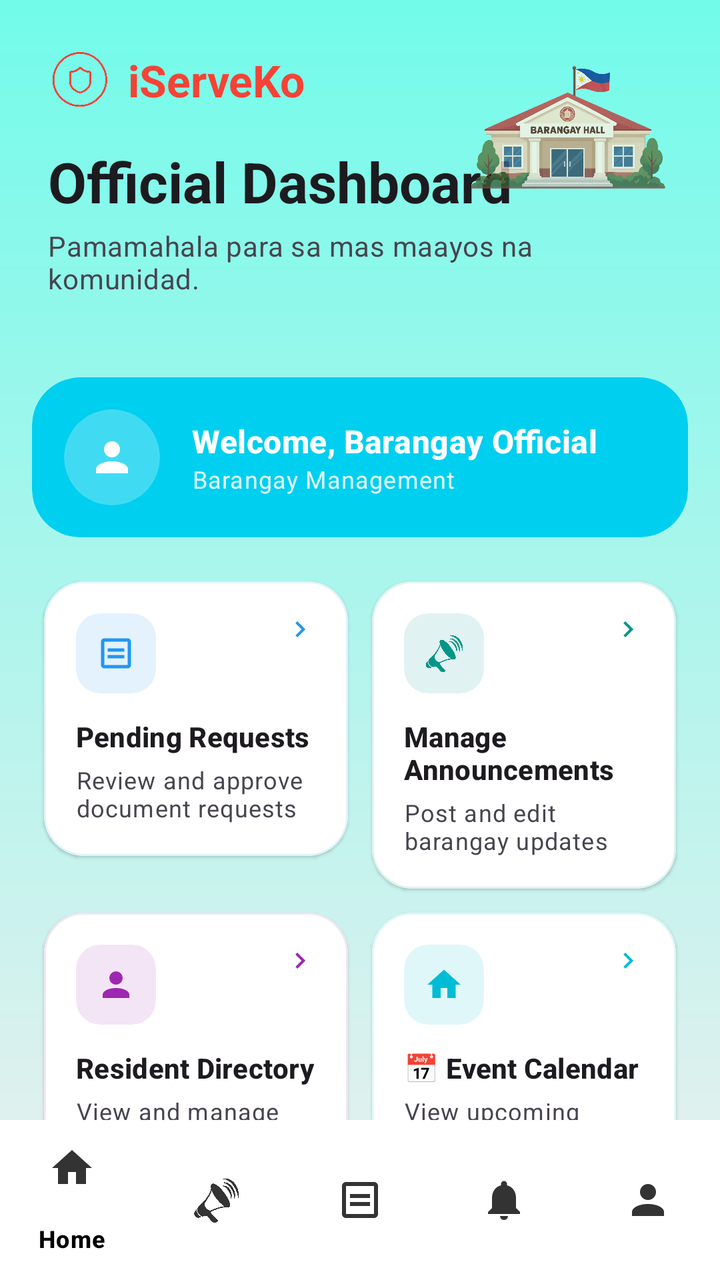
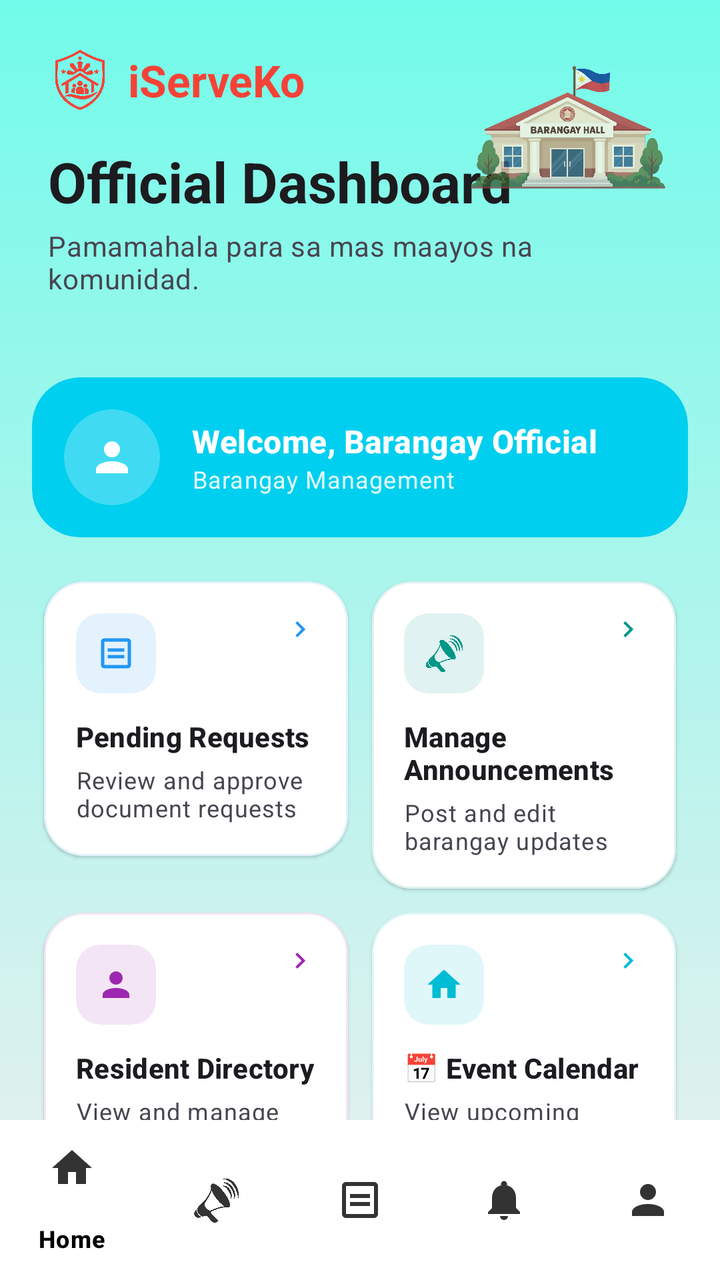

Screens rendered from an Android XML layout before and after an edit, with the pre-edit source and the edit as a unified diff.
<!-- AndroidManifest.xml: application theme Theme.IServeKo -->
<!-- res/layout/activity_official_dashboard.xml -->
<?xml version="1.0" encoding="utf-8"?>
<androidx.coordinatorlayout.widget.CoordinatorLayout xmlns:android="http://schemas.android.com/apk/res/android"
    xmlns:app="http://schemas.android.com/apk/res-auto"
    xmlns:tools="http://schemas.android.com/tools"
    android:id="@+id/main"
    android:layout_width="match_parent"
    android:layout_height="match_parent"
    android:background="@drawable/designbrg"
    tools:context=".OfficialDashboardActivity">

    <com.google.android.material.appbar.AppBarLayout
        android:layout_width="match_parent"
        android:layout_height="wrap_content"
        android:background="@android:color/transparent"
        app:elevation="0dp">

        <RelativeLayout
            android:layout_width="match_parent"
            android:layout_height="wrap_content"
            android:padding="24dp">

            <LinearLayout
                android:layout_width="wrap_content"
                android:layout_height="wrap_content"
                android:layout_alignParentStart="true"
                android:orientation="vertical">

                <LinearLayout
                    android:layout_width="wrap_content"
                    android:layout_height="wrap_content"
                    android:gravity="center_vertical"
                    android:orientation="horizontal">

                    <ImageView
                        android:layout_width="32dp"
                        android:layout_height="32dp"
                        android:src="@drawable/iserveko_logo"
                        app:tint="@color/dash_red"
                        tools:ignore="ContentDescription" />

                    <TextView
                        android:layout_width="wrap_content"
                        android:layout_height="wrap_content"
                        android:layout_marginStart="8dp"
                        android:text="@string/iserveko"
                        android:textAppearance="@style/TextAppearance.Material3.TitleLarge"
                        android:textColor="@color/dash_red"
                        android:textStyle="bold" />
                </LinearLayout>

                <TextView
                    android:layout_width="wrap_content"
                    android:layout_height="wrap_content"
                    android:layout_marginTop="16dp"
                    android:text="@string/official_dashboard"
                    android:textAppearance="@style/TextAppearance.Material3.HeadlineMedium"
                    android:textColor="@color/onSurface"
                    android:textStyle="bold" />

                <TextView
                    android:layout_width="wrap_content"
                    android:layout_height="wrap_content"
                    android:layout_marginTop="4dp"
                    android:text="@string/official_subtitle"
                    android:textAppearance="@style/TextAppearance.Material3.BodyMedium"
                    android:textColor="@color/onSurfaceVariant" />
            </LinearLayout>

            <ImageView
                android:layout_width="100dp"
                android:layout_height="80dp"
                android:layout_alignParentEnd="true"
                android:layout_marginEnd="2dp"
                android:alpha="0.8"
                android:src="@drawable/barang"
                tools:ignore="ContentDescription" />

        </RelativeLayout>

    </com.google.android.material.appbar.AppBarLayout>

    <androidx.core.widget.NestedScrollView
        android:layout_width="match_parent"
        android:layout_height="match_parent"
        app:layout_behavior="@string/appbar_scrolling_view_behavior">

        <LinearLayout
            android:layout_width="match_parent"
            android:layout_height="wrap_content"
            android:orientation="vertical"
            android:padding="16dp">

            
            <com.google.android.material.card.MaterialCardView


                android:id="@+id/cardWelcome"
                style="?attr/materialCardViewFilledStyle"
                android:layout_width="match_parent"
                android:layout_height="wrap_content"
                android:layout_marginBottom="16dp"
                app:cardBackgroundColor="#00CFEF"
                app:cardCornerRadius="24dp"
                app:strokeWidth="0dp">

                <RelativeLayout
                    android:layout_width="match_parent"
                    android:layout_height="wrap_content"
                    android:padding="16dp">

                    <com.google.android.material.card.MaterialCardView
                        android:id="@+id/iconWelcome"
                        android:layout_width="48dp"
                        android:layout_height="48dp"
                        android:layout_centerVertical="true"
                        app:cardBackgroundColor="#40FFFFFF"
                        app:cardCornerRadius="24dp"
                        app:strokeWidth="0dp">

                        <ImageView
                            android:layout_width="24dp"
                            android:layout_height="24dp"
                            android:layout_gravity="center"
                            android:src="@drawable/ic_profile"
                            app:tint="@color/white"
                            tools:ignore="ContentDescription" />
                    </com.google.android.material.card.MaterialCardView>

                    <LinearLayout
                        android:layout_width="wrap_content"
                        android:layout_height="wrap_content"
                        android:layout_centerVertical="true"
                        android:layout_marginStart="16dp"
                        android:layout_toEndOf="@id/iconWelcome"
                        android:orientation="vertical">

                        <TextView
                            android:layout_width="wrap_content"
                            android:layout_height="wrap_content"
                            android:text="@string/official_welcome"
                            android:textAppearance="@style/TextAppearance.Material3.TitleMedium"
                            android:textColor="@color/white"
                            android:textStyle="bold" />

                        <TextView
                            android:layout_width="wrap_content"
                            android:layout_height="wrap_content"
                            android:text="@string/barangay_management"
                            android:textAppearance="@style/TextAppearance.Material3.BodySmall"
                            android:textColor="#E0FFFFFF" />
                    </LinearLayout>

                </RelativeLayout>
            </com.google.android.material.card.MaterialCardView>

            <GridLayout
                android:layout_width="match_parent"
                android:layout_height="wrap_content"
                android:columnCount="2"
                android:rowCount="2">

                
                <com.google.android.material.card.MaterialCardView
                    android:id="@+id/cardPendingRequests"
                    style="?attr/materialCardViewElevatedStyle"
                    android:layout_width="0dp"
                    android:layout_height="wrap_content"
                    android:layout_columnWeight="1"
                    android:layout_margin="6dp"
                    app:cardBackgroundColor="@color/white"
                    app:cardCornerRadius="20dp"
                    app:strokeColor="@color/dash_blue_light"
                    app:strokeWidth="1dp">

                    <RelativeLayout
                        android:layout_width="match_parent"
                        android:layout_height="wrap_content"
                        android:padding="16dp">

                        <com.google.android.material.card.MaterialCardView
                            android:id="@+id/iconPending"
                            android:layout_width="40dp"
                            android:layout_height="40dp"
                            app:cardBackgroundColor="@color/dash_blue_light"
                            app:cardCornerRadius="12dp"
                            app:strokeWidth="0dp">

                            <ImageView
                                android:layout_width="20dp"
                                android:layout_height="20dp"
                                android:layout_gravity="center"
                                android:src="@drawable/ic_services"
                                app:tint="@color/dash_blue"
                                tools:ignore="ContentDescription" />
                        </com.google.android.material.card.MaterialCardView>

                        <ImageView
                            android:layout_width="16dp"
                            android:layout_height="16dp"
                            android:layout_alignParentEnd="true"
                            android:src="@drawable/ic_arrow_next"
                            app:tint="@color/dash_blue"
                            tools:ignore="ContentDescription" />

                        <TextView
                            android:id="@+id/titlePending"
                            android:layout_width="wrap_content"
                            android:layout_height="wrap_content"
                            android:layout_below="@id/iconPending"
                            android:layout_marginTop="12dp"
                            android:text="@string/pending_requests"
                            android:textAppearance="@style/TextAppearance.Material3.TitleSmall"
                            android:textStyle="bold" />

                        <TextView
                            android:layout_width="wrap_content"
                            android:layout_height="wrap_content"
                            android:layout_below="@id/titlePending"
                            android:layout_marginTop="4dp"
                            android:text="@string/pending_requests_desc"
                            android:textAppearance="@style/TextAppearance.Material3.BodySmall"
                            android:textColor="@color/onSurfaceVariant" />
                    </RelativeLayout>
                </com.google.android.material.card.MaterialCardView>

                
                <com.google.android.material.card.MaterialCardView
                    android:id="@+id/cardManageAnnouncements"
                    style="?attr/materialCardViewElevatedStyle"
                    android:layout_width="0dp"
                    android:layout_height="wrap_content"
                    android:layout_columnWeight="1"
                    android:layout_margin="6dp"
                    app:cardBackgroundColor="@color/white"
                    app:cardCornerRadius="20dp"
                    app:strokeColor="@color/dash_teal_light"
                    app:strokeWidth="1dp">

                    <RelativeLayout
                        android:layout_width="match_parent"
                        android:layout_height="wrap_content"
                        android:padding="16dp">

                        <com.google.android.material.card.MaterialCardView
                            android:id="@+id/iconManageAnn"
                            android:layout_width="40dp"
                            android:layout_height="40dp"
                            app:cardBackgroundColor="@color/dash_teal_light"
                            app:cardCornerRadius="12dp"
                            app:strokeWidth="0dp">

                            <ImageView
                                android:layout_width="20dp"
                                android:layout_height="20dp"
                                android:layout_gravity="center"
                                android:src="@drawable/announcementlogo"
                                app:tint="@color/dash_teal"
                                tools:ignore="ContentDescription" />
                        </com.google.android.material.card.MaterialCardView>

                        <ImageView
                            android:layout_width="16dp"
                            android:layout_height="16dp"
                            android:layout_alignParentEnd="true"
                            android:src="@drawable/ic_arrow_next"
                            app:tint="@color/dash_teal"
                            tools:ignore="ContentDescription" />

                        <TextView
                            android:id="@+id/titleManageAnn"
                            android:layout_width="wrap_content"
                            android:layout_height="wrap_content"
                            android:layout_below="@id/iconManageAnn"
                            android:layout_marginTop="12dp"
                            android:text="@string/manage_announcements"
                            android:textAppearance="@style/TextAppearance.Material3.TitleSmall"
                            android:textStyle="bold" />

                        <TextView
                            android:layout_width="wrap_content"
                            android:layout_height="wrap_content"
                            android:layout_below="@id/titleManageAnn"
                            android:layout_marginTop="4dp"
                            android:text="@string/manage_announcements_desc"
                            android:textAppearance="@style/TextAppearance.Material3.BodySmall"
                            android:textColor="@color/onSurfaceVariant" />
                    </RelativeLayout>
                </com.google.android.material.card.MaterialCardView>

                
                <com.google.android.material.card.MaterialCardView
                    android:id="@+id/cardResidentDirectory"
                    style="?attr/materialCardViewElevatedStyle"
                    android:layout_width="0dp"
                    android:layout_height="wrap_content"
                    android:layout_columnWeight="1"
                    android:layout_margin="6dp"
                    app:cardBackgroundColor="@color/white"
                    app:cardCornerRadius="20dp"
                    app:strokeColor="@color/dash_purple_light"
                    app:strokeWidth="1dp">

                    <RelativeLayout
                        android:layout_width="match_parent"
                        android:layout_height="wrap_content"
                        android:padding="16dp">

                        <com.google.android.material.card.MaterialCardView
                            android:id="@+id/iconDirectory"
                            android:layout_width="40dp"
                            android:layout_height="40dp"
                            app:cardBackgroundColor="@color/dash_purple_light"
                            app:cardCornerRadius="12dp"
                            app:strokeWidth="0dp">

                            <ImageView
                                android:layout_width="20dp"
                                android:layout_height="20dp"
                                android:layout_gravity="center"
                                android:src="@drawable/ic_profile"
                                app:tint="@color/dash_purple"
                                tools:ignore="ContentDescription" />
                        </com.google.android.material.card.MaterialCardView>

                        <ImageView
                            android:layout_width="16dp"
                            android:layout_height="16dp"
                            android:layout_alignParentEnd="true"
                            android:src="@drawable/ic_arrow_next"
                            app:tint="@color/dash_purple"
                            tools:ignore="ContentDescription" />

                        <TextView
                            android:id="@+id/titleDirectory"
                            android:layout_width="wrap_content"
                            android:layout_height="wrap_content"
                            android:layout_below="@id/iconDirectory"
                            android:layout_marginTop="12dp"
                            android:text="@string/resident_directory"
                            android:textAppearance="@style/TextAppearance.Material3.TitleSmall"
                            android:textStyle="bold" />

                        <TextView
                            android:layout_width="wrap_content"
                            android:layout_height="wrap_content"
                            android:layout_below="@id/titleDirectory"
                            android:layout_marginTop="4dp"
                            android:text="@string/resident_directory_desc"
                            android:textAppearance="@style/TextAppearance.Material3.BodySmall"
                            android:textColor="@color/onSurfaceVariant" />
                    </RelativeLayout>
                </com.google.android.material.card.MaterialCardView>

                
                <com.google.android.material.card.MaterialCardView
                    android:id="@+id/cardEvents"
                    style="?attr/materialCardViewElevatedStyle"
                    android:layout_width="0dp"
                    android:layout_height="wrap_content"
                    android:layout_columnWeight="1"
                    android:layout_margin="6dp"
                    app:cardBackgroundColor="@color/white"
                    app:cardCornerRadius="20dp"
                    app:strokeColor="@color/dash_cyan_light"
                    app:strokeWidth="1dp">

                    <RelativeLayout
                        android:layout_width="match_parent"
                        android:layout_height="wrap_content"
                        android:padding="16dp">

                        <com.google.android.material.card.MaterialCardView
                            android:id="@+id/iconEventOff"
                            android:layout_width="40dp"
                            android:layout_height="40dp"
                            app:cardBackgroundColor="@color/dash_cyan_light"
                            app:cardCornerRadius="12dp"
                            app:strokeWidth="0dp">

                            <ImageView
                                android:layout_width="20dp"
                                android:layout_height="20dp"
                                android:layout_gravity="center"
                                android:src="@drawable/ic_home"
                                app:tint="@color/dash_cyan"
                                tools:ignore="ContentDescription" />
                        </com.google.android.material.card.MaterialCardView>

                        <ImageView
                            android:layout_width="16dp"
                            android:layout_height="16dp"
                            android:layout_alignParentEnd="true"
                            android:src="@drawable/ic_arrow_next"
                            app:tint="@color/dash_cyan"
                            tools:ignore="ContentDescription" />

                        <TextView
                            android:id="@+id/titleEventOff"
                            android:layout_width="wrap_content"
                            android:layout_height="wrap_content"
                            android:layout_below="@id/iconEventOff"
                            android:layout_marginTop="12dp"
                            android:text="@string/event_calendar"
                            android:textAppearance="@style/TextAppearance.Material3.TitleSmall"
                            android:textStyle="bold" />

                        <TextView
                            android:layout_width="wrap_content"
                            android:layout_height="wrap_content"
                            android:layout_below="@id/titleEventOff"
                            android:layout_marginTop="4dp"
                            android:text="@string/event_desc"
                            android:textAppearance="@style/TextAppearance.Material3.BodySmall"
                            android:textColor="@color/onSurfaceVariant" />
                    </RelativeLayout>
                </com.google.android.material.card.MaterialCardView>

            </GridLayout>

        </LinearLayout>
    </androidx.core.widget.NestedScrollView>

    <com.google.android.material.bottomnavigation.BottomNavigationView
        android:id="@+id/bottomNavigation"
        android:layout_width="match_parent"
        android:layout_height="wrap_content"
        android:layout_gravity="bottom"

        android:background="@color/white"
        app:itemIconTint="@color/dark_grey"
        app:itemTextColor="@color/black"
        app:menu="@menu/bottom_nav_menu" />

</androidx.coordinatorlayout.widget.CoordinatorLayout>
<!-- resources referenced by this layout -->
<resources>
  <color name="black">#FF000000</color>
  <color name="dark_grey">#333333</color>
  <color name="dash_blue">#2196F3</color>
  <color name="dash_blue_light">#E3F2FD</color>
  <color name="dash_cyan">#00BCD4</color>
  <color name="dash_cyan_light">#E0F7FA</color>
  <color name="dash_purple">#9C27B0</color>
  <color name="dash_purple_light">#F3E5F5</color>
  <color name="dash_red">#F44336</color>
  <color name="dash_teal">#009688</color>
  <color name="dash_teal_light">#E0F2F1</color>
  <color name="onSurface">#1C1B1F</color>
  <color name="onSurfaceVariant">#49454F</color>
  <color name="white">#FFFFFFFF</color>
  <!-- drawable announcementlogo: png bitmap (drawable, 231928 bytes) -->
  <!-- drawable barang: png bitmap (drawable, 918059 bytes) -->
  <!-- drawable designbrg (drawable) -->
  <?xml version="1.0" encoding="utf-8"?>
  <shape xmlns:android="http://schemas.android.com/apk/res/android">
       <gradient android:type = "linear" android:angle="100"
           android:startColor="#72FBEA" android:endColor="#EFEFEF"/>
  </shape>
  <!-- drawable ic_arrow_next (drawable) -->
  <vector xmlns:android="http://schemas.android.com/apk/res/android"
      android:width="24dp"
      android:height="24dp"
      android:viewportWidth="24"
      android:viewportHeight="24">
      <path
          android:fillColor="#FF000000"
          android:pathData="M8.59,16.59L13.17,12L8.59,7.41L10,6L16,12L10,18L8.59,16.59Z"/>
  </vector>
  <!-- drawable ic_home (drawable) -->
  <vector xmlns:android="http://schemas.android.com/apk/res/android"
      android:width="24dp"
      android:height="24dp"
      android:viewportWidth="24"
      android:viewportHeight="24"
      android:tint="?attr/colorControlNormal">
      <path
          android:fillColor="@android:color/white"
          android:pathData="M10,20V14H14V20H19V12H22L12,3L2,12H5V20H10Z"/>
  </vector>
  <!-- drawable ic_profile (drawable) -->
  <vector xmlns:android="http://schemas.android.com/apk/res/android"
      android:width="24dp"
      android:height="24dp"
      android:viewportWidth="24"
      android:viewportHeight="24"
      android:tint="?attr/colorControlNormal">
      <path
          android:fillColor="@android:color/white"
          android:pathData="M12,4A4,4 0 0,1 16,8A4,4 0 0,1 12,12A4,4 0 0,1 8,8A4,4 0 0,1 12,4M12,14C16.42,14 20,15.79 20,18V20H4V18C4,15.79 7.58,14 12,14Z"/>
  </vector>
  <!-- drawable ic_services (drawable) -->
  <vector xmlns:android="http://schemas.android.com/apk/res/android"
      android:width="24dp"
      android:height="24dp"
      android:viewportWidth="24"
      android:viewportHeight="24"
      android:tint="?attr/colorControlNormal">
      <path
          android:fillColor="@android:color/white"
          android:pathData="M19,3H5C3.89,3 3,3.89 3,5V19C3,20.1 3.89,21 5,21H19C20.1,21 21,20.1 21,19V5C21,3.89 20.1,3 19,3M19,19H5V5H19V19M17,11H7V9H17V11M17,15H7V13H17V15M14,7H7V7H14V7Z"/>
  </vector>
  <!-- drawable iserveko_logo: png bitmap (drawable, 320608 bytes) -->
  <string name="barangay_management">Barangay Management</string>
  <string name="event_calendar">📅 Event Calendar</string>
  <string name="event_desc">View upcoming barangay events</string>
  <string name="iserveko">iServeKo</string>
  <string name="manage_announcements">Manage Announcements</string>
  <string name="manage_announcements_desc">Post and edit barangay updates</string>
  <string name="official_dashboard">Official Dashboard</string>
  <string name="official_subtitle">Pamamahala para sa mas maayos na komunidad.</string>
  <string name="official_welcome">Welcome, Barangay Official</string>
  <string name="pending_requests">Pending Requests</string>
  <string name="pending_requests_desc">Review and approve document requests</string>
  <string name="resident_directory">Resident Directory</string>
  <string name="resident_directory_desc">View and manage resident profiles</string>
  <style name="Theme.IServeKo" parent="Base.Theme.IServeKo" />
  <style name="Base.Theme.IServeKo" parent="Theme.Material3.DayNight.NoActionBar">
          
          
      </style>
</resources>

<!-- the commit's change to res/layout/activity_official_dashboard.xml (unified diff, before → after) -->
@@ -12,7 +12,8 @@
         android:layout_width="match_parent"
         android:layout_height="wrap_content"
         android:background="@android:color/transparent"
-        app:elevation="0dp">
+        app:elevation="0dp"
+        app:liftOnScroll="false">
 
         <RelativeLayout
             android:layout_width="match_parent"
<!-- resource entries referenced after the edit -->
@@ -65,7 +65,7 @@
           android:fillColor="@android:color/white"
           android:pathData="M19,3H5C3.89,3 3,3.89 3,5V19C3,20.1 3.89,21 5,21H19C20.1,21 21,20.1 21,19V5C21,3.89 20.1,3 19,3M19,19H5V5H19V19M17,11H7V9H17V11M17,15H7V13H17V15M14,7H7V7H14V7Z"/>
   </vector>
-  <!-- drawable iserveko_logo: png bitmap (drawable, 320608 bytes) -->
+  <!-- drawable iserveko_logo: png bitmap (drawable, 601300 bytes) -->
   <string name="barangay_management">Barangay Management</string>
   <string name="event_calendar">📅 Event Calendar</string>
   <string name="event_desc">View upcoming barangay events</string>
